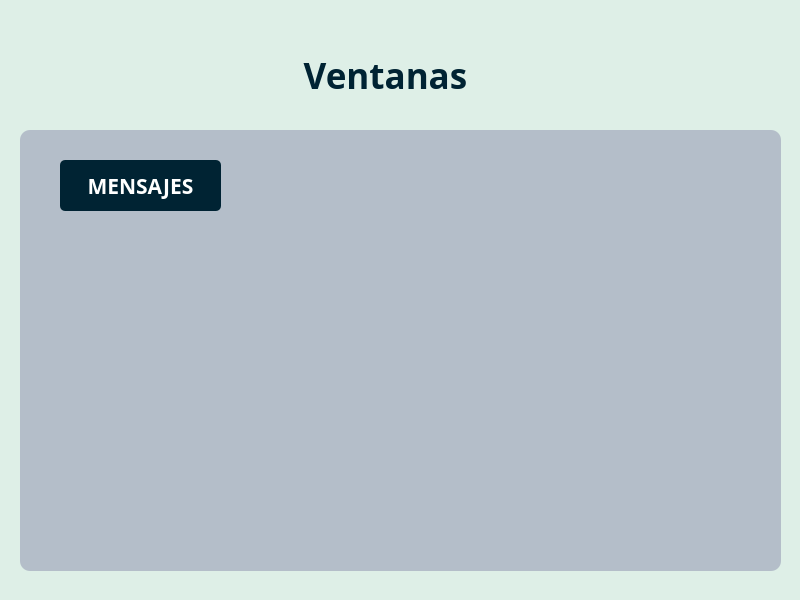
eldaniell01/windows_python, file interfaz/MainWindow.ui: the form before one commit.
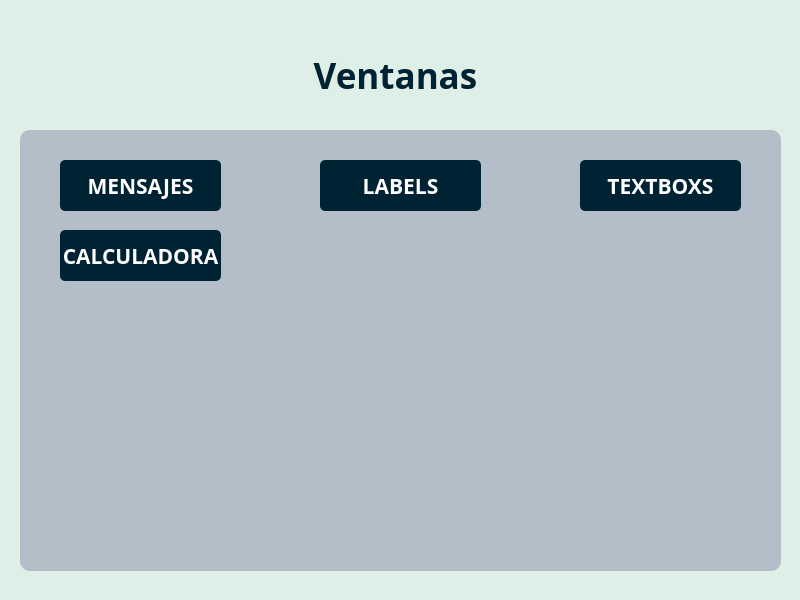
The form after the commit.

What changed in the file:
```diff
--- a/interfaz/MainWindow.ui
+++ b/interfaz/MainWindow.ui
@@ -31,7 +31,7 @@
   <widget class="QLabel" name="label">
    <property name="geometry">
     <rect>
-     <x>300</x>
+     <x>310</x>
      <y>50</y>
      <width>171</width>
      <height>51</height>
@@ -117,6 +117,99 @@
      <string>MENSAJES</string>
     </property>
    </widget>
+   <widget class="QPushButton" name="btnlabels">
+    <property name="geometry">
+     <rect>
+      <x>300</x>
+      <y>30</y>
+      <width>161</width>
+      <height>51</height>
+     </rect>
+    </property>
+    <property name="font">
+     <font>
+      <family>Hack Nerd Font Mono</family>
+      <pointsize>16</pointsize>
+      <bold>true</bold>
+     </font>
+    </property>
+    <property name="cursor">
+     <cursorShape>PointingHandCursor</cursorShape>
+    </property>
+    <property name="mouseTracking">
+     <bool>false</bool>
+    </property>
+    <property name="styleSheet">
+     <string notr="true">background-color: rgb(0, 35, 51);
+border-radius: 5px;
+color: rgb(255, 255, 255);</string>
+    </property>
+    <property name="text">
+     <string>LABELS</string>
+    </property>
+   </widget>
+   <widget class="QPushButton" name="btntextbox">
+    <property name="geometry">
+     <rect>
+      <x>560</x>
+      <y>30</y>
+      <width>161</width>
+      <height>51</height>
+     </rect>
+    </property>
+    <property name="font">
+     <font>
+      <family>Hack Nerd Font Mono</family>
+      <pointsize>16</pointsize>
+      <bold>true</bold>
+     </font>
+    </property>
+    <property name="cursor">
+     <cursorShape>PointingHandCursor</cursorShape>
+    </property>
+    <property name="mouseTracking">
+     <bool>false</bool>
+    </property>
+    <property name="styleSheet">
+     <string notr="true">background-color: rgb(0, 35, 51);
+border-radius: 5px;
+color: rgb(255, 255, 255);</string>
+    </property>
+    <property name="text">
+     <string>TEXTBOXS</string>
+    </property>
+   </widget>
+   <widget class="QPushButton" name="btncalculadora">
+    <property name="geometry">
+     <rect>
+      <x>40</x>
+      <y>100</y>
+      <width>161</width>
+      <height>51</height>
+     </rect>
+    </property>
+    <property name="font">
+     <font>
+      <family>Hack Nerd Font Mono</family>
+      <pointsize>16</pointsize>
+      <bold>true</bold>
+     </font>
+    </property>
+    <property name="cursor">
+     <cursorShape>PointingHandCursor</cursorShape>
+    </property>
+    <property name="mouseTracking">
+     <bool>false</bool>
+    </property>
+    <property name="styleSheet">
+     <string notr="true">background-color: rgb(0, 35, 51);
+border-radius: 5px;
+color: rgb(255, 255, 255);</string>
+    </property>
+    <property name="text">
+     <string>CALCULADORA</string>
+    </property>
+   </widget>
   </widget>
  </widget>
  <resources/>
```
